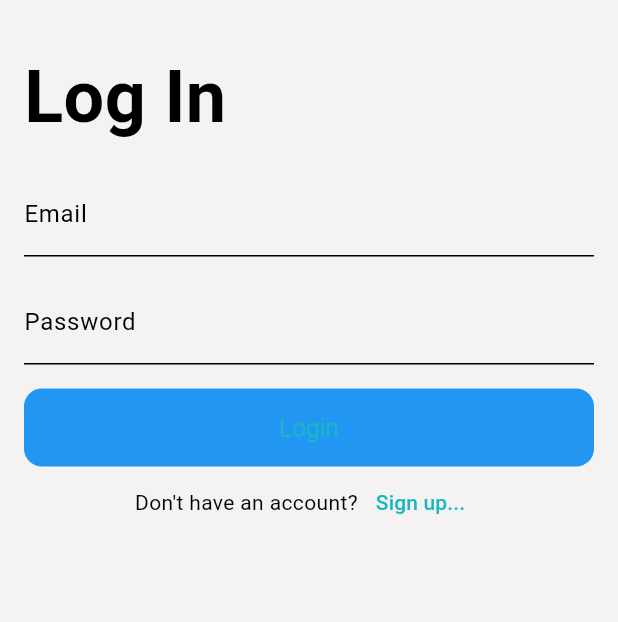
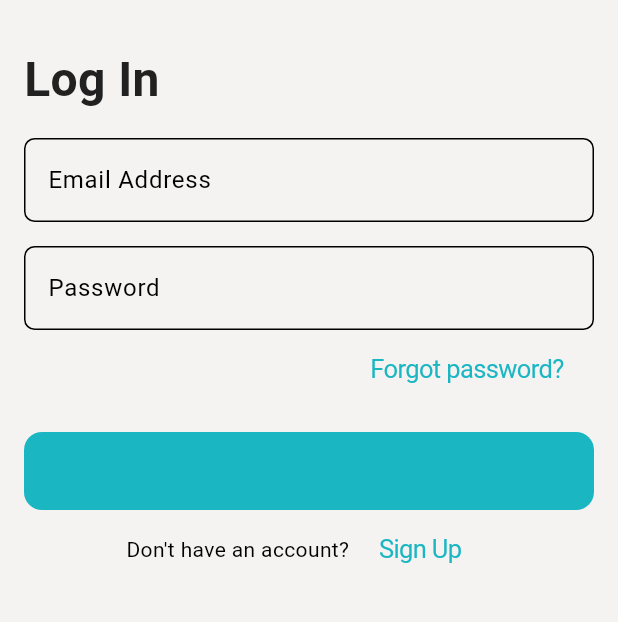
Before and after one commit to Nirajgns/ecom-frontend, a Flutter app: the screen it shows after launch, on a phone screen of 412 x 824 dp, the part 63-685 px from its top. Run offline on Flutter 3.47's test engine with Material 3 defaults, Android fonts, the phone set to English and light mode, and no system bars; our stand-ins replace dio, pretty_dio_logger.

Commit message:
separate files for gap widget and buttons ui

```diff
--- a/lib/presentation/screens/auth/login_screen.dart
+++ b/lib/presentation/screens/auth/login_screen.dart
@@ -1,4 +1,8 @@
-import 'package:flutter/cupertino.dart';
+import 'package:ecom_app/core/ui.dart';
+import 'package:ecom_app/presentation/widgets/gap_widget.dart';
+import 'package:ecom_app/presentation/widgets/link_button.dart';
+import 'package:ecom_app/presentation/widgets/primary_button.dart';
+import 'package:ecom_app/presentation/widgets/primary_textfield.dart';
 import 'package:flutter/material.dart';
 
 class LoginScreen extends StatefulWidget {
@@ -26,46 +30,41 @@ class _LoginScreenState extends State<LoginScreen> {
         child: Padding(
           padding: const EdgeInsets.all(16.0),
           child: ListView(children: [
-            const Text(
-              "Log In",
-              style: TextStyle(fontSize: 48, fontWeight: FontWeight.bold),
+            Text("Log In", style: TextStyles.heading2),
+            GapWidget(),
+            PrimaryTextField(
+              labelText: "Email Address",
+              controller: emailController,
+              hintText: "Enter your Email...",
             ),
-            const SizedBox(
-              height: 16,
+            GapWidget(),
+            PrimaryTextField(
+              labelText: "Password",
+              controller: passwordController,
+              hintText: "Enter your Password...",
+              obscureText: true,
             ),
-            TextFormField(
-              controller: emailController,
-              decoration: const InputDecoration(
-                hintText: "Enter your email...",
-                label: Text("Email"),
-              ),
+            Row(
+              mainAxisAlignment: MainAxisAlignment.end,
+              children: [
+                LinkButton(
+                  text: "Forgot password?",
+                  onPressed: () {},
+                ),
+              ],
             ),
-            const SizedBox(
-              height: 16,
-            ),
-            TextFormField(
-              obscureText: true,
-              controller: passwordController,
-              decoration: const InputDecoration(
-                hintText: "Enter your password...",
-                label: Text("Password"),
-              ),
-            ),
-            const SizedBox(
-              height: 16,
-            ),
-            CupertinoButton(
-              color: Colors.blue,
-              onPressed: () => {},
-              child: const Text("Login"),
+            GapWidget(),
+            PrimaryButton(
+              text: "Log In",
+              onPressed: () {},
             ),
             Row(
               mainAxisAlignment: MainAxisAlignment.center,
               children: [
                 const Text("Don't have an account?"),
-                TextButton(
-                  onPressed: () => {},
-                  child: const Text("Sign up..."),
+                LinkButton(
+                  text: "Sign Up",
+                  onPressed: () {},
                 ),
               ],
             ),
--- /dev/null
+++ b/lib/presentation/widgets/gap_widget.dart
@@ -0,0 +1,18 @@
+import "package:flutter/material.dart";
+
+class GapWidget extends StatelessWidget {
+  final double size;
+
+  const GapWidget({
+    super.key,
+    this.size = 0.0,
+  });
+
+  @override
+  Widget build(BuildContext context) {
+    return SizedBox(
+      height: 16 + size,
+      width: 16 + size,
+    );
+  }
+}
--- /dev/null
+++ b/lib/presentation/widgets/link_button.dart
@@ -0,0 +1,20 @@
+import "package:flutter/cupertino.dart";
+
+class LinkButton extends StatelessWidget {
+  final Function()? onPressed;
+  final String text;
+
+  const LinkButton({
+    super.key,
+    required this.text,
+    this.onPressed,
+  });
+
+  @override
+  Widget build(BuildContext context) {
+    return CupertinoButton(
+      onPressed: onPressed,
+      child: Text(text),
+    );
+  }
+}
--- /dev/null
+++ b/lib/presentation/widgets/primary_button.dart
@@ -0,0 +1,27 @@
+import "package:ecom_app/core/ui.dart";
+import "package:flutter/cupertino.dart";
+
+class PrimaryButton extends StatelessWidget {
+  final Function()? onPressed;
+  final String text;
+  final Color? color;
+
+  const PrimaryButton({
+    super.key,
+    required this.text,
+    this.onPressed,
+    this.color,
+  });
+
+  @override
+  Widget build(BuildContext context) {
+    return SizedBox(
+      width: MediaQuery.of(context).size.width,
+      child: CupertinoButton(
+        color: AppColors.accent,
+        onPressed: onPressed,
+        child: Text(text),
+      ),
+    );
+  }
+}
--- /dev/null
+++ b/lib/presentation/widgets/primary_textfield.dart
@@ -0,0 +1,31 @@
+import "package:flutter/material.dart";
+
+class PrimaryTextField extends StatelessWidget {
+  final String labelText;
+  final TextEditingController? controller;
+  final String? hintText;
+  final bool obscureText;
+
+  const PrimaryTextField({
+    super.key,
+    required this.labelText,
+    this.controller,
+    this.hintText,
+    this.obscureText = false,
+  });
+
+  @override
+  Widget build(BuildContext context) {
+    return TextFormField(
+      controller: controller,
+      decoration: InputDecoration(
+        border: OutlineInputBorder(
+          borderRadius: BorderRadius.circular(7),
+        ),
+        labelText: labelText,
+        hintText: hintText,
+      ),
+      obscureText: obscureText,
+    );
+  }
+}
```
